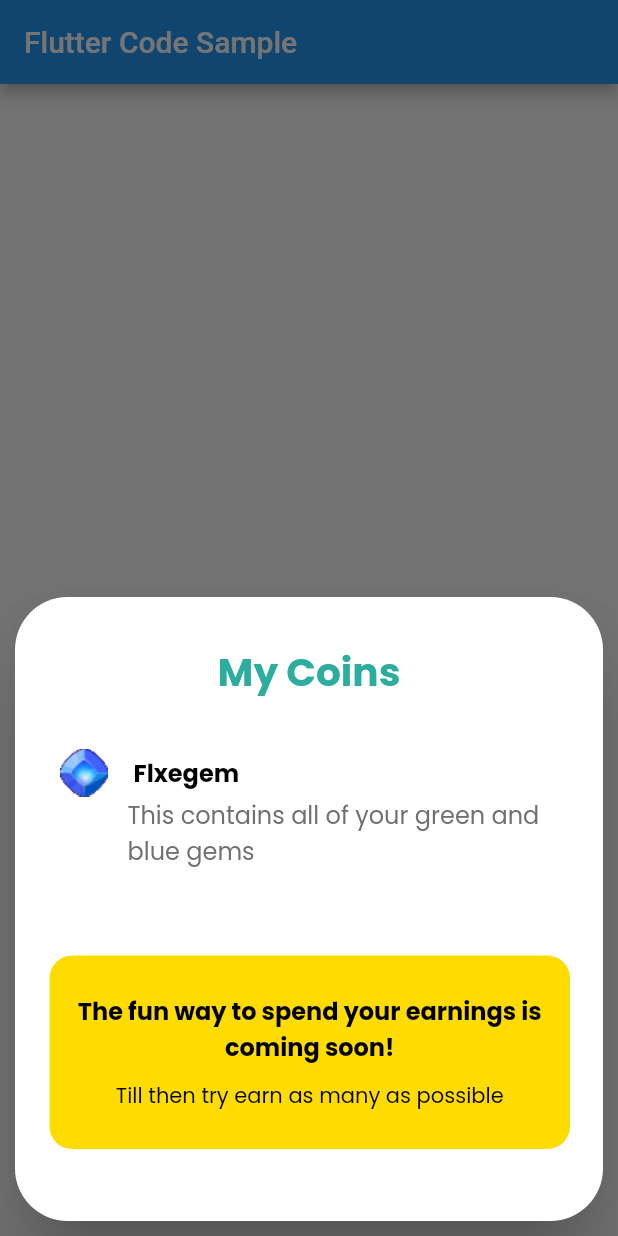
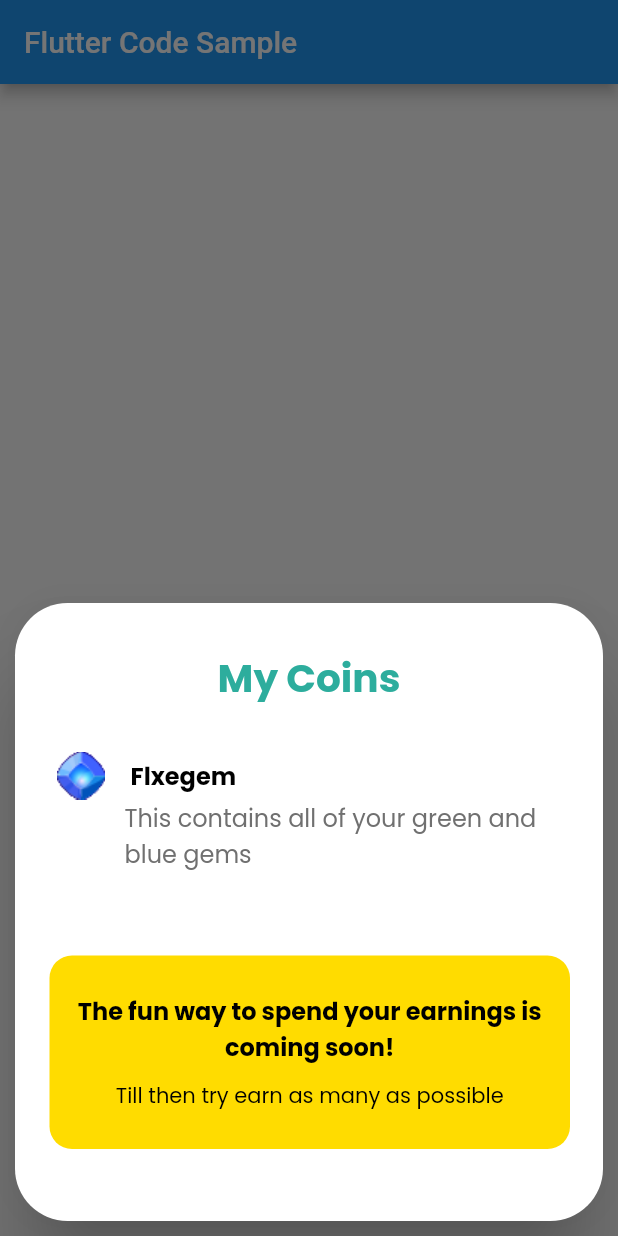
Before and after one commit to MMRoopa/coin_popup, a Flutter app: the screen it shows after launch, after a tap on "Coin Pop up", on a phone screen of 412 x 824 dp. Run offline on Flutter 3.47's test engine with Material 2 defaults, Android fonts, the phone set to English and light mode, and no system bars; drawn by our look-alikes of auto_size_text.

Commit message:
changed to Dialog from AlertDialog and other UI changes

```diff
--- a/lib/main.dart
+++ b/lib/main.dart
@@ -92,7 +92,6 @@ class DialogPopUp extends StatelessWidget {
             //       Navigator.of(context).pop();
             //     }),
             Container(
-              margin: const EdgeInsets.all(2.0),
               padding: const EdgeInsets.fromLTRB(28.0, 30.0, 40.0, 10.0),
               child: Column(
                 children: [
@@ -149,7 +148,7 @@ class DialogPopUp extends StatelessWidget {
                 mainAxisAlignment: MainAxisAlignment.center,
                 crossAxisAlignment: CrossAxisAlignment.center,
                 children: const <Widget>[
-                  Text(
+                  AutoSizeText(
                     'The fun way to spend your earnings is coming soon!',
                     style: TextStyle(
                       color: Colors.black,
@@ -163,7 +162,7 @@ class DialogPopUp extends StatelessWidget {
                   SizedBox(
                     height: 10.0,
                   ),
-                  Text(
+                  AutoSizeText(
                     'Till then try earn as many as possible',
                     style: TextStyle(
                       color: Colors.black,
```
